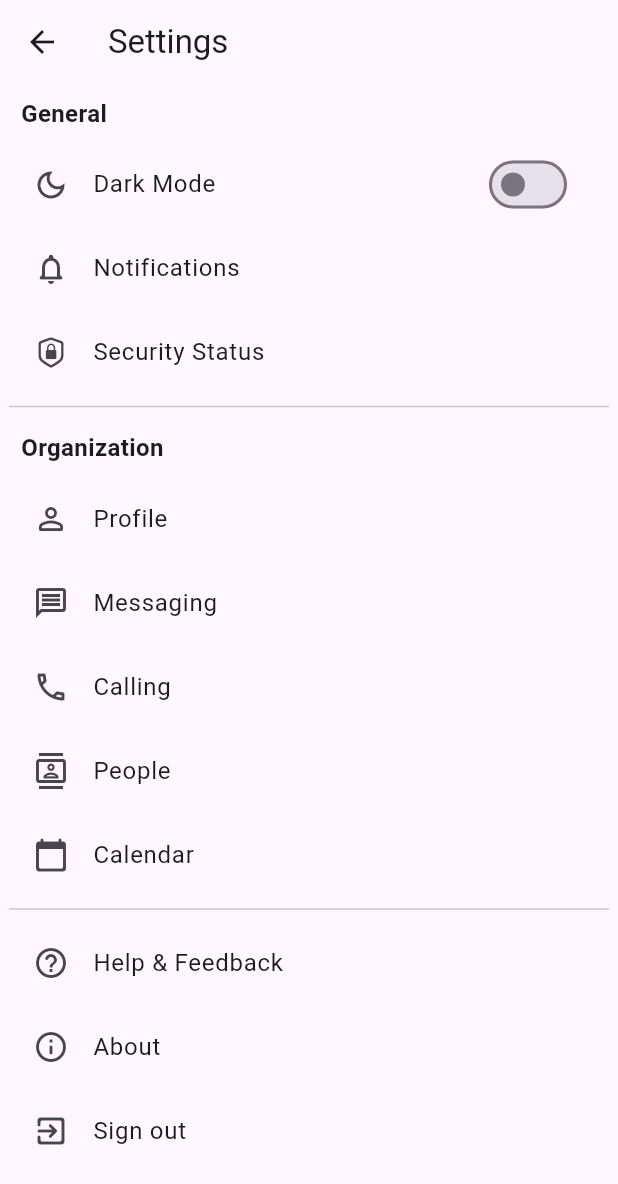
After one commit to shyam1s15/flutter_craft, a Flutter app: the SimpleSettingsPage2 screen opened directly, on a phone screen of 412 x 824 dp. The commit adds this screen. Shown: the top 1184 px of the screen. Run offline on Flutter 3.47's test engine with Material 3 defaults, Android fonts, the light colour scheme and no system bars; our stand-ins replace concentric_transition, get; missing offline and left inert: flutter_syntax_view.

Commit message:
so many widgets :)

```diff
--- a/lib/components/custom_appbar.dart
+++ b/lib/components/custom_appbar.dart
@@ -16,7 +16,8 @@ class CustomAppbar extends StatelessWidget {
             onPressed: () {},
             icon: Icon(Icons.menu,color: textColor.withOpacity(0.5),),
           ),
-        Expanded(child: SearchField()),
+        //Expanded(child: SearchField()),
+        Expanded(child: SizedBox()),
         ProfileInfo()
       ],
     );
--- a/lib/components/drawer_list_tile.dart
+++ b/lib/components/drawer_list_tile.dart
@@ -14,7 +14,7 @@ class DrawerListTile extends StatelessWidget {
       horizontalTitleGap: 0.0,
       //leading: SvgPicture.asset(svgSrc,color: grey,height: 20,),
       leading: getIcon(icon),
-      title: Text(title,style: TextStyle(color: grey),),
+      title: Text(title,style: TextStyle(color: grey, fontSize: 14),),
     );
   }
 
--- a/lib/components/temp_widgets.dart
+++ b/lib/components/temp_widgets.dart
@@ -31,14 +31,14 @@ class WidgetToDisplay extends StatelessWidget {
                   color: textColor,
                 ),
               ),
-              Text(
+              /*Text(
                 'View All',
                 style: TextStyle(
                   fontSize: 13,
                   fontWeight: FontWeight.bold,
                   color: textColor.withOpacity(0.5),
                 ),
-              ),
+              ),*/
             ],
           ),
           SizedBox(
--- /dev/null
+++ b/lib/pages/SimpleSettingsPage.dart
@@ -0,0 +1,132 @@
+import 'package:flutter/cupertino.dart';
+import 'package:flutter/material.dart';
+
+class SimpleSettingsPage2 extends StatefulWidget {
+  const SimpleSettingsPage2({Key? key}) : super(key: key);
+
+  @override
+  State<SimpleSettingsPage2> createState() => _SimpleSettingsPageState();
+}
+
+class _SimpleSettingsPageState extends State<SimpleSettingsPage2> {
+  bool _isDark = false;
+  @override
+  Widget build(BuildContext context) {
+    return Theme(
+      data: _isDark ? ThemeData.dark() : ThemeData.light(),
+      child: Scaffold(
+        appBar: AppBar(
+          title: const Text("Settings"),
+        ),
+        body: Center(
+          child: Container(
+            constraints: const BoxConstraints(maxWidth: 400),
+            child: ListView(
+              children: [
+                _SingleSection(
+                  title: "General",
+                  children: [
+                    _CustomListTile(
+                        title: "Dark Mode",
+                        icon: Icons.dark_mode_outlined,
+                        trailing: Switch(
+                            value: _isDark,
+                            onChanged: (value) {
+                              setState(() {
+                                _isDark = value;
+                              });
+                            })),
+                    const _CustomListTile(
+                        title: "Notifications",
+                        icon: Icons.notifications_none_rounded),
+                    const _CustomListTile(
+                        title: "Security Status",
+                        icon: CupertinoIcons.lock_shield),
+                  ],
+                ),
+                const Divider(),
+                const _SingleSection(
+                  title: "Organization",
+                  children: [
+                    _CustomListTile(
+                        title: "Profile", icon: Icons.person_outline_rounded),
+                    _CustomListTile(
+                        title: "Messaging", icon: Icons.message_outlined),
+                    _CustomListTile(
+                        title: "Calling", icon: Icons.phone_outlined),
+                    _CustomListTile(
+                        title: "People", icon: Icons.contacts_outlined),
+                    _CustomListTile(
+                        title: "Calendar", icon: Icons.calendar_today_rounded)
+                  ],
+                ),
+                const Divider(),
+                const _SingleSection(
+                  children: [
+                    _CustomListTile(
+                        title: "Help & Feedback",
+                        icon: Icons.help_outline_rounded),
+                    _CustomListTile(
+                        title: "About", icon: Icons.info_outline_rounded),
+                    _CustomListTile(
+                        title: "Sign out", icon: Icons.exit_to_app_rounded),
+                  ],
+                ),
+              ],
+            ),
+          ),
+        ),
+      ),
+    );
+  }
+}
+
+class _CustomListTile extends StatelessWidget {
+  final String title;
+  final IconData icon;
+  final Widget? trailing;
+  const _CustomListTile(
+      {Key? key, required this.title, required this.icon, this.trailing})
+      : super(key: key);
+
+  @override
+  Widget build(BuildContext context) {
+    return ListTile(
+      title: Text(title),
+      leading: Icon(icon),
+      trailing: trailing,
+      onTap: () {},
+    );
+  }
+}
+
+class _SingleSection extends StatelessWidget {
+  final String? title;
+  final List<Widget> children;
+  const _SingleSection({
+    Key? key,
+    this.title,
+    required this.children,
+  }) : super(key: key);
+
+  @override
+  Widget build(BuildContext context) {
+    return Column(
+      mainAxisAlignment: MainAxisAlignment.start,
+      crossAxisAlignment: CrossAxisAlignment.start,
+      children: [
+        if (title != null)
+          Padding(
+            padding: const EdgeInsets.all(8.0),
+            child: Text(
+              title!,
+              style: const TextStyle(fontSize: 16, fontWeight: FontWeight.bold),
+            ),
+          ),
+        Column(
+          children: children,
+        ),
+      ],
+    );
+  }
+}
--- a/lib/routing/routes.dart
+++ b/lib/routing/routes.dart
@@ -2,14 +2,19 @@ import 'package:flutter_craft/pages/OnBoardingPage.dart';
 import 'package:flutter_craft/pages/OnBoaringPage2.dart';
 import 'package:flutter_craft/pages/ProfilePage1.dart';
 import 'package:flutter_craft/pages/SectionedSettingPage.dart';
+import 'package:flutter_craft/pages/SimpleSettingsPage.dart';
 import 'package:flutter_craft/screens/about_me.dart';
 import 'package:flutter_craft/screens/dashboard_screen.dart';
 import 'package:flutter_craft/widgets/BottomNavBarCurvedFb1.dart';
+import 'package:flutter_craft/widgets/DecoratedBoxTransitionWidget.dart';
 import 'package:flutter_craft/widgets/HorizontalCategoriesView.dart';
 import 'package:flutter_craft/widgets/LoadingAnimatedButton.dart';
 import 'package:flutter_craft/widgets/NoInternetAlertWidget.dart';
+import 'package:flutter_craft/widgets/PopupMenuButtonWidget.dart';
+import 'package:flutter_craft/widgets/RadioListTileWidget.dart';
 import 'package:flutter_craft/widgets/RoundedBadge.dart';
 import 'package:flutter_craft/widgets/SplashButton.dart';
+import 'package:flutter_craft/widgets/StepperWidget.dart';
 import 'package:flutter_craft/widgets/ToggleAnimatedIconButton.dart';
 import 'package:get/get.dart';
 
@@ -26,6 +31,11 @@ class AppRoutes {
   static const String ON_BOARDING_PAGE2 = "/on-boarding-page2";
   static const String PROFILE_PAGE1 = "/profile-page1";
   static const String SECTIONED_SETTING_PAGE = "/sectioned-setting-page";
+  static const String SIMPLE_SETTINGS_PAGE = "/simple-settings-page";
+  static const String DECORATED_BOX_TRANSITION = "/decorated-box-transition";
+  static const String POPUP_MENU_BUTTON_WIDGET = "/popup-menu-button-widet";
+  static const String RADIO_LIST_TILE_WIDGET = "/radio-list-tile";
+  static const String STEPPER_WIDGET = "/stepper-widget";
 
   static final routes = [
     GetPage(name: DASHBOARD, page: () => DashBoardScreen(
@@ -86,7 +96,32 @@ class AppRoutes {
     GetPage(name: SECTIONED_SETTING_PAGE, page: () => DashBoardScreen(
       displayWidget: SectionedSettingsPage(),
       displayWidgetCode: SectionedSettingPageData().displayCode(),
-      widgetName: "Profile Page",
+      widgetName: "Sectioned Settings Page",
+    )),
+    GetPage(name: SIMPLE_SETTINGS_PAGE, page: () => DashBoardScreen(
+      displayWidget: SimpleSettingsPage2(),
+      displayWidgetCode: SectionedSettingPageData().displayCode(),
+      widgetName: "Simple Settings Page",
+    )),
+    GetPage(name: DECORATED_BOX_TRANSITION, page: () => DashBoardScreen(
+      displayWidget: DecoratedBoxTransitionWidget(),
+      displayWidgetCode: DecoratedBoxTransitionWidgetCode().displayCode(),
+      widgetName: "Decorated Transitioned Page",
+    )),
+    GetPage(name: POPUP_MENU_BUTTON_WIDGET, page: () => DashBoardScreen(
+      displayWidget: PopupMenuButtonWidget(),
+      displayWidgetCode: PopupMenuButtonWidgetCode().displayCode(),
+      widgetName: "Decorated Transitioned Page",
+    )),
+    GetPage(name: RADIO_LIST_TILE_WIDGET, page: () => DashBoardScreen(
+      displayWidget: RatioListTileWidget(),
+      displayWidgetCode: RatioListTileWidgetCode().displayCode(),
+      widgetName: "Decorated Transitioned Page",
+    )),
+    GetPage(name: STEPPER_WIDGET, page: () => DashBoardScreen(
+      displayWidget: StepperWidget(),
+      displayWidgetCode: StepperWidgetCode().displayCode(),
+      widgetName: "Decorated Transitioned Page",
     )),
   ];
 }
```
Also changed, not shown: lib/components/drawer_menu.dart (+25 -5 lines), lib/widgets/DecoratedBoxTransitionWidget.dart (added, +184 -0 lines), lib/widgets/PopupMenuButtonWidget.dart (added, +111 -0 lines), lib/widgets/RadioListTileWidget.dart (added, +95 -0 lines), lib/widgets/StepperWidget.dart (added, +143 -0 lines).
